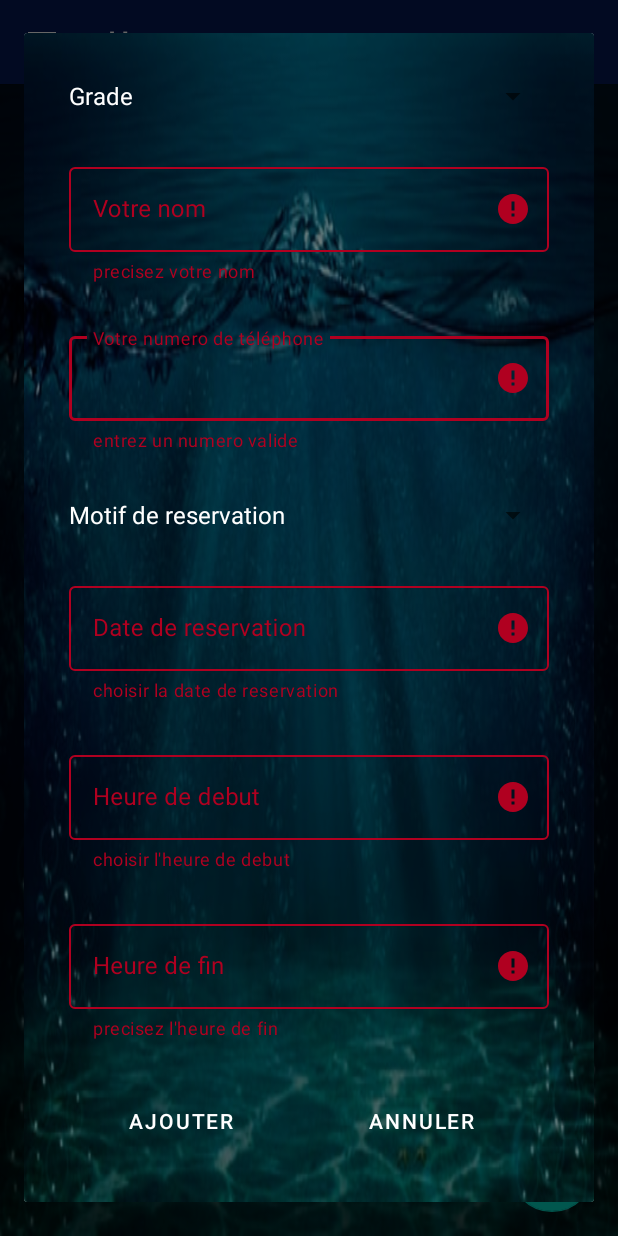
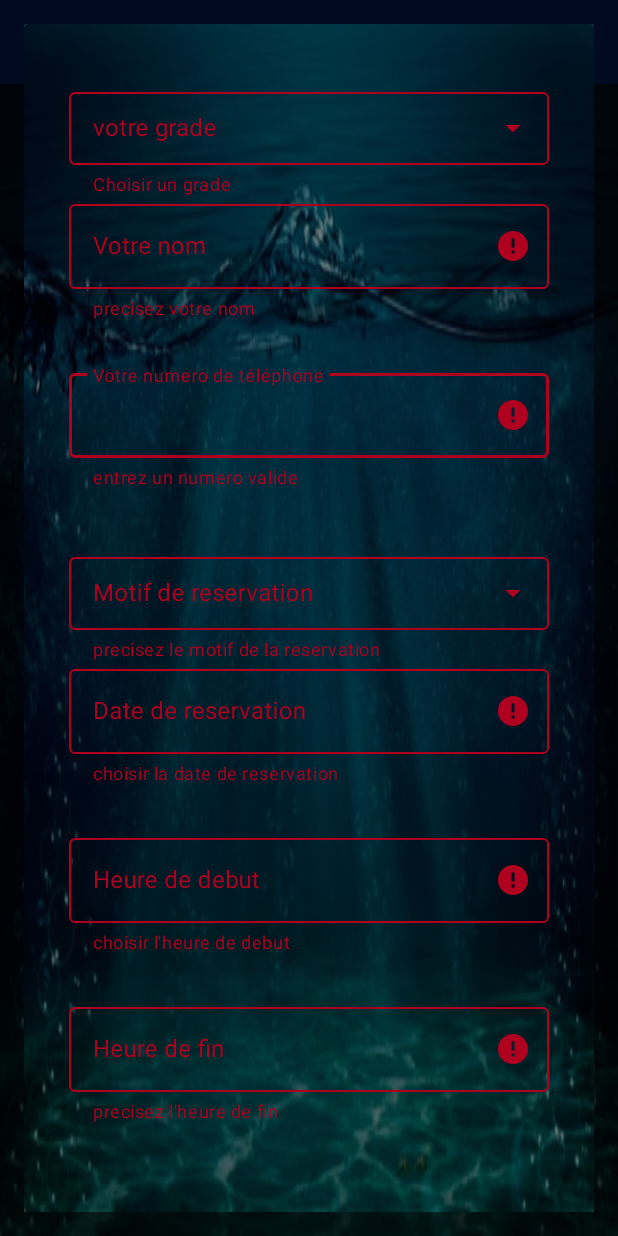
Before and after one commit to FranckMouanji/LaboRes, an Android app: the screen it shows after launch (HomeActivity), after a tap on "AJOUTER", on a phone screen of 412 x 824 dp. Run offline under Robolectric (Android 15) with nearby library versions, the light colour scheme and no system bars; our stand-ins replace Firebase (no records; nobody signed in at launch, a user with empty details on screens opened directly), navigation-ui; 3 other taps on this screen came first.

Commit message:
mise a jour du formulaire de reservation

```diff
--- a/app/src/main/java/cm/franckmouanji/labores/system/DialogInformAdd.java
+++ b/app/src/main/java/cm/franckmouanji/labores/system/DialogInformAdd.java
@@ -10,6 +10,7 @@ import android.view.View;
 import android.view.ViewGroup;
 import android.view.Window;
 import android.widget.ArrayAdapter;
+import android.widget.AutoCompleteTextView;
 import android.widget.Button;
 import android.widget.DatePicker;
 import android.widget.EditText;
@@ -66,17 +67,21 @@ public class DialogInformAdd {
         String[] list= context.getResources().getStringArray(R.array.types_reservations);
         String[] listGrade= context.getResources().getStringArray(R.array.grade);
 
-        ArrayAdapter adapter1 = new ArrayAdapter(context, R.layout.spinner_item, list);
-        ArrayAdapter adapter2 = new ArrayAdapter(context, R.layout.spinner_item, listGrade);
+        ArrayAdapter adapter1 = new ArrayAdapter(context, R.layout.option_item, list);
+        ArrayAdapter adapter2 = new ArrayAdapter(context, R.layout.option_item, listGrade);
 
         adapter1.setDropDownViewResource(R.layout.spinner_dropdown_item);
         adapter2.setDropDownViewResource(R.layout.spinner_dropdown_item);
 
         //initViews
-        Spinner grade = dialog.findViewById(R.id.grade);
+        TextInputLayout grade_spinner = dialog.findViewById(R.id.grade_spinner);
+        TextInputLayout type_reservation_spinner = dialog.findViewById(R.id.type_reservation_spinner);
+        AutoCompleteTextView grade = dialog.findViewById(R.id.grade);
+        AutoCompleteTextView  type_reservation = dialog.findViewById(R.id.type_reservation);
+
+
         TextInputLayout nomProf = dialog.findViewById(R.id.nomProf);
         TextInputLayout numProf = dialog.findViewById(R.id.numProf);
-        Spinner  type_reservation = dialog.findViewById(R.id.type_reservation);
         TextInputLayout date_reservation = dialog.findViewById(R.id.date_reservation);
         TextInputLayout heure_debut = dialog.findViewById(R.id.heure_debut);
         TextInputLayout heure_fin = dialog.findViewById(R.id.heure_fin);
@@ -132,13 +137,24 @@ public class DialogInformAdd {
             public void onClick(View view) {
                 String nom = nomProf.getEditText().getText().toString();
                 String numero = numProf.getEditText().getText().toString();
-                String gradeProf = grade.getSelectedItem().toString();
-                String reservation = type_reservation.getSelectedItem().toString();
+                String gradeProf = grade.getText().toString();
+                String reservation = type_reservation.getText().toString();
                 String date = date_reservation.getEditText().getText().toString();
                 String heure_deb = heure_debut.getEditText().getText().toString();
                 String heure_f = heure_fin.getEditText().getText().toString();
 
                 boolean goodData;
+
+                if(gradeProf.equals("")){
+                    grade_spinner.setError("Choisir un grade");
+                    grade_spinner.requestFocus();
+                    goodData = false;
+                }else {
+                    grade_spinner.setError("");
+                    grade_spinner.clearFocus();
+                    goodData = true;
+                }
+
 
                 if(nom.equals("")){
                     nomProf.setError("precisez votre nom");
@@ -150,14 +166,15 @@ public class DialogInformAdd {
                     goodData = true;
                 }
 
-                if(gradeProf.equals("Grade")){
-                    Toast.makeText(context, "Choisir un grade", Toast.LENGTH_LONG).show();
-                    grade.requestFocus();
-                    goodData = false;
-                }else if(reservation.equals("Motif de reservation")){
-                    Toast.makeText(context, "precisez le motif de la reservation", Toast.LENGTH_LONG).show();
+
+
+                if(reservation.equals("")){
+                    type_reservation_spinner.setError("precisez le motif de la reservation");
+                    type_reservation_spinner.requestFocus();
                     goodData = false;
                 }else{
+                    type_reservation_spinner.setError("");
+                    type_reservation_spinner.clearFocus();
                     goodData = true;
                 }
 
@@ -209,6 +226,7 @@ public class DialogInformAdd {
                     Date dateCreation = new Date();
                     Timestamp timestamp = new Timestamp(dateCreation);
                     Reservation reservation1 = new Reservation("res1", gradeProf, nom, reservation, date, heure_deb, heure_f, false);
+                    reservation1.setNumeroProf(numero);
                     reservation1.setDateCreation(timestamp);
                     if(!(ActionAboutReservation.testReservation(reservation1, Controller.listReservation))){
                         ActionAboutReservation.setDataFromFirebase(reservation1, context, dialog);
--- a/app/src/main/res/layout/activity_login.xml
+++ b/app/src/main/res/layout/activity_login.xml
@@ -22,6 +22,7 @@
             android:layout_width="match_parent"
             android:layout_height="wrap_content"
             android:hint="nom d'utilisateur"
+            app:hintTextColor="@color/white"
             android:textColorHint="@color/white"
             android:focusableInTouchMode="true"
             android:layout_marginBottom="30dp"
@@ -39,6 +40,7 @@
             android:id="@+id/log_password"
             android:layout_width="match_parent"
             android:layout_height="wrap_content"
+            app:hintTextColor="@color/white"
             android:textColorHint="@color/white"
             android:hint="mot de passe"
             app:passwordToggleEnabled="true"
--- a/app/src/main/res/layout/add_reservation.xml
+++ b/app/src/main/res/layout/add_reservation.xml
@@ -1,6 +1,6 @@
 <?xml version="1.0" encoding="utf-8"?>
-<ScrollView
-    xmlns:android="http://schemas.android.com/apk/res/android"
+<ScrollView xmlns:android="http://schemas.android.com/apk/res/android"
+    xmlns:app="http://schemas.android.com/apk/res-auto"
     android:orientation="vertical"
     android:layout_width="match_parent"
     android:gravity="center"
@@ -21,18 +21,35 @@
             android:orientation="vertical"
             >
 
-            <Spinner
-                android:id="@+id/grade"
-                android:layout_marginBottom="30dp"
+            <com.google.android.material.textfield.TextInputLayout
+                android:id="@+id/grade_spinner"
                 android:layout_width="match_parent"
-                android:layout_height="match_parent"
-                />
+                android:layout_height="wrap_content"
+                style="@style/Widget.MaterialComponents.TextInputLayout.OutlinedBox.Dense.ExposedDropdownMenu"
+                android:hint="votre grade"
+                app:endIconTint="@color/white"
+                app:hintTextColor="@color/white"
+                android:textColorHint="@color/white"
+                app:layout_constraintVertical_bias="0.094"
+                app:layout_constraintWidth_percent=".9"
+                android:layout_marginTop="10dp">
+
+                <AutoCompleteTextView
+                    android:id="@+id/grade"
+                    android:layout_width="match_parent"
+                    android:layout_height="wrap_content"
+                    android:enabled="false"
+                    android:inputType="none"
+                    />
+
+            </com.google.android.material.textfield.TextInputLayout>
 
             <com.google.android.material.textfield.TextInputLayout
                 android:id="@+id/nomProf"
                 android:layout_width="match_parent"
                 android:layout_height="wrap_content"
                 android:hint="Votre nom"
+                app:hintTextColor="@color/white"
                 android:textColorHint="@color/white"
                 android:focusableInTouchMode="true"
                 android:layout_marginBottom="30dp"
@@ -48,11 +65,14 @@
             </com.google.android.material.textfield.TextInputLayout>
 
 
+
+
             <com.google.android.material.textfield.TextInputLayout
                 android:id="@+id/numProf"
                 android:layout_width="match_parent"
                 android:layout_height="wrap_content"
                 android:hint="Votre numero de téléphone"
+                app:hintTextColor="@color/white"
                 android:textColorHint="@color/white"
                 android:layout_marginBottom="30dp"
                 style="@style/Widget.MaterialComponents.TextInputLayout.OutlinedBox">
@@ -62,17 +82,36 @@
                     android:textColorHint="@color/white"
                     android:layout_height="wrap_content"
                     android:textColor="@color/white"
-                    android:inputType="text"/>
+                    android:inputType="phone"/>
 
             </com.google.android.material.textfield.TextInputLayout>
 
 
-            <Spinner
-                android:id="@+id/type_reservation"
-                android:layout_marginBottom="30dp"
+
+            <com.google.android.material.textfield.TextInputLayout
+                android:id="@+id/type_reservation_spinner"
                 android:layout_width="match_parent"
-                android:layout_height="match_parent"
-                />
+                android:layout_height="wrap_content"
+                style="@style/Widget.MaterialComponents.TextInputLayout.OutlinedBox.Dense.ExposedDropdownMenu"
+                android:hint="Motif de reservation"
+                app:endIconTint="@color/white"
+                app:hintTextColor="@color/white"
+                android:textColorHint="@color/white"
+                app:layout_constraintVertical_bias="0.094"
+                app:layout_constraintWidth_percent=".9"
+                android:layout_marginTop="10dp">
+
+                <AutoCompleteTextView
+                    android:id="@+id/type_reservation"
+                    android:layout_width="match_parent"
+                    android:layout_height="wrap_content"
+                    android:enabled="false"
+                    android:textColor="@color/white"
+                    android:textColorHint="@color/white"
+                    android:inputType="none"
+                    />
+
+            </com.google.android.material.textfield.TextInputLayout>
 
 
             <com.google.android.material.textfield.TextInputLayout
@@ -80,6 +119,7 @@
                 android:layout_width="match_parent"
                 android:layout_height="wrap_content"
                 android:hint="Date de reservation"
+                app:hintTextColor="@color/white"
                 android:textColorHint="@color/white"
                 android:layout_marginBottom="30dp"
                 style="@style/Widget.MaterialComponents.TextInputLayout.OutlinedBox">
@@ -98,6 +138,7 @@
                 android:layout_width="match_parent"
                 android:layout_height="wrap_content"
                 android:hint="Heure de debut"
+                app:hintTextColor="@color/white"
                 android:textColorHint="@color/white"
                 android:layout_marginBottom="30dp"
                 style="@style/Widget.MaterialComponents.TextInputLayout.OutlinedBox">
@@ -116,6 +157,7 @@
                 android:layout_width="match_parent"
                 android:layout_height="wrap_content"
                 android:hint="Heure de fin"
+                app:hintTextColor="@color/white"
                 android:textColorHint="@color/white"
                 android:layout_marginBottom="30dp"
                 style="@style/Widget.MaterialComponents.TextInputLayout.OutlinedBox">
--- a/app/src/main/res/values/strings.xml
+++ b/app/src/main/res/values/strings.xml
@@ -12,14 +12,14 @@
     <string name="menu_a_propos">A propos</string>
 
     <array name="types_reservations">
-        <item>Motif de reservation</item>
+        <item> </item>
         <item>Cours</item>
         <item>Soutenance</item>
         <item>Conférence</item>
     </array>
 
     <array name="grade">
-        <item>Grade</item>
+        <item> </item>
         <item>Professeur</item>
         <item>Docteur</item>
         <item>Doctorant</item>
```
Also changed, not shown: app/src/main/java/cm/franckmouanji/labores/system/Controller.java (+8 -4 lines), app/src/main/res/layout/option_item.xml (added, +12 -0 lines).
